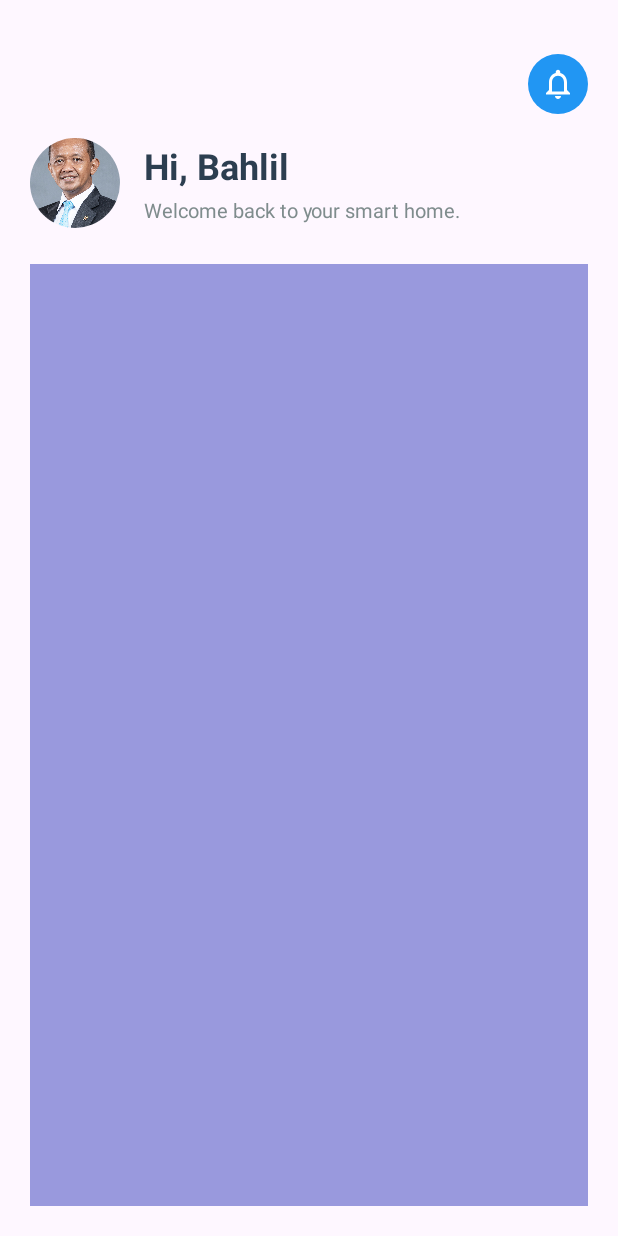
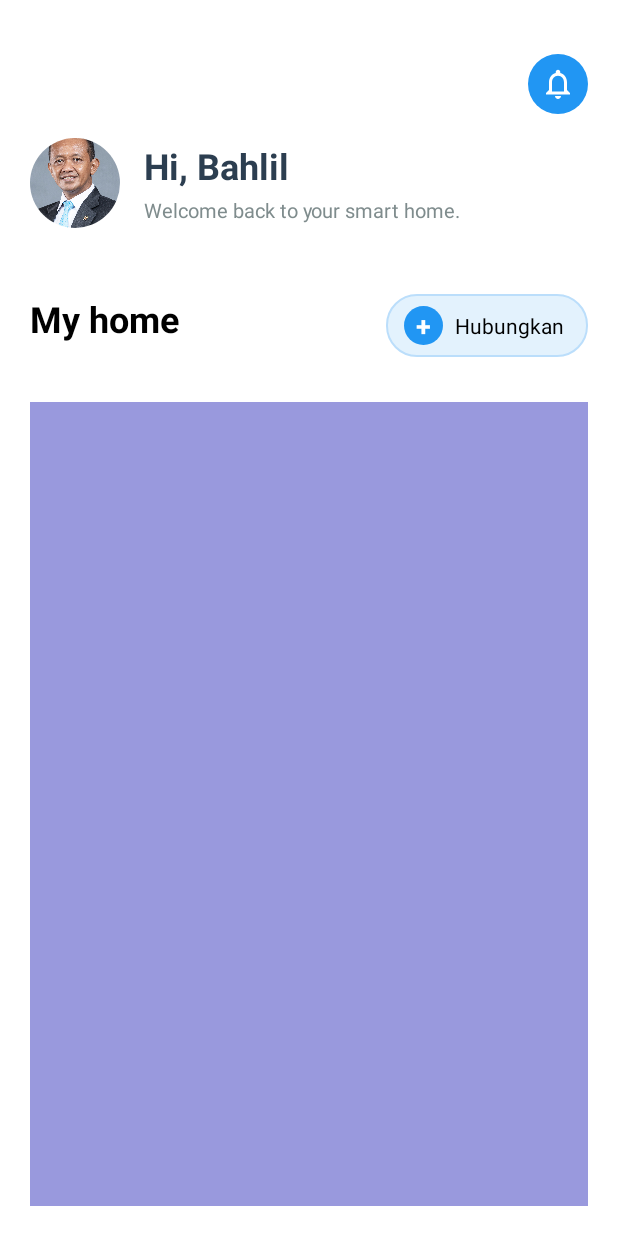
Before and after one commit to nuhgroh2004/smartHome, an Android app: the screen it shows after launch (HomeActivity), on a phone screen of 412 x 824 dp. Run offline under Robolectric (Android 15) with nearby library versions, the phone set to English and light mode, and no system bars; our stand-ins replace CircleImageView.

Commit message:
activity_home [My home section]

```diff
--- /dev/null
+++ b/app/src/main/res/drawable/home_button_background.xml
@@ -0,0 +1,9 @@
+<?xml version="1.0" encoding="utf-8"?>
+<shape xmlns:android="http://schemas.android.com/apk/res/android"
+    android:shape="rectangle">
+    <solid android:color="#E3F2FD" />
+    <corners android:radius="20dp" />
+    <stroke
+        android:width="1dp"
+        android:color="#BBDEFB" />
+</shape>
--- /dev/null
+++ b/app/src/main/res/drawable/home_plus_icon_background.xml
@@ -0,0 +1,5 @@
+<?xml version="1.0" encoding="utf-8"?>
+<shape xmlns:android="http://schemas.android.com/apk/res/android"
+    android:shape="oval">
+    <solid android:color="#2196F3" />
+</shape>
--- a/app/src/main/res/layout/activity_home.xml
+++ b/app/src/main/res/layout/activity_home.xml
@@ -3,6 +3,7 @@
     xmlns:app="http://schemas.android.com/apk/res-auto"
     xmlns:tools="http://schemas.android.com/tools"
     android:layout_width="match_parent"
+    android:background="#FFFFFF"
     android:layout_height="match_parent">
 
     <LinearLayout
@@ -69,8 +70,63 @@
         </LinearLayout>
         <!-- Profile and Greeting Section -->
 
+        <!-- My home  -->
+        <LinearLayout
+            android:layout_width="match_parent"
+            android:layout_marginTop="20dp"
+            android:layout_marginBottom="30dp"
+            android:layout_height="wrap_content">
 
-        <!-- Content area for future additions -->
+            <!-- Teks "My home" di sebelah kiri -->
+            <TextView
+                android:layout_width="0dp"
+                android:layout_height="wrap_content"
+                android:layout_weight="1"
+                android:text="My home"
+                android:textColor="#000000"
+                android:textSize="24sp"
+                android:textStyle="bold"
+                android:gravity="start|center_vertical" />
+
+            <!-- Tombol dengan ikon plus dan teks -->
+            <LinearLayout
+                android:layout_width="wrap_content"
+                android:layout_height="wrap_content"
+                android:orientation="horizontal"
+                android:background="@drawable/home_button_background"
+                android:gravity="center_vertical"
+                android:paddingStart="12dp"
+                android:paddingEnd="16dp"
+                android:paddingTop="8dp"
+                android:paddingBottom="8dp"
+                android:clickable="true"
+                android:focusable="true">
+
+                <!-- Ikon plus -->
+                <TextView
+                    android:layout_width="26dp"
+                    android:layout_height="26dp"
+                    android:text="+"
+                    android:textColor="#ffffff"
+                    android:textSize="18sp"
+                    android:textStyle="bold"
+                    android:gravity="center"
+                    android:background="@drawable/home_plus_icon_background"
+                    android:layout_marginEnd="8dp" />
+
+                <!-- Teks tombol -->
+                <TextView
+                    android:layout_width="wrap_content"
+                    android:layout_height="wrap_content"
+                    android:text="Hubungkan"
+                    android:textColor="@color/black"
+                    android:textSize="14sp" />
+            </LinearLayout>
+        </LinearLayout>
+        <!-- My home  -->
+
+
+        <!-- main content -->
         <LinearLayout
             android:layout_width="match_parent"
             android:layout_height="0dp"
@@ -78,8 +134,9 @@
             android:background="#9999DD"
             android:orientation="vertical">
 
-            <!-- Add your content here -->
 
         </LinearLayout>
+        <!-- main content -->
+
     </LinearLayout>
 </FrameLayout>
```
